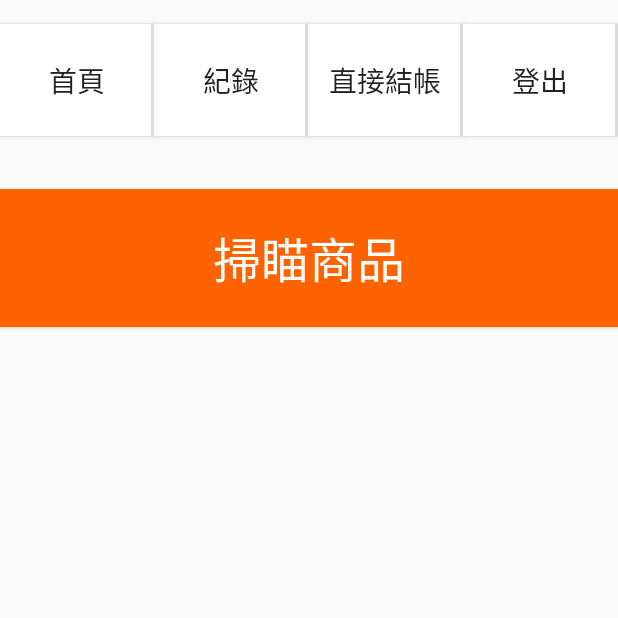
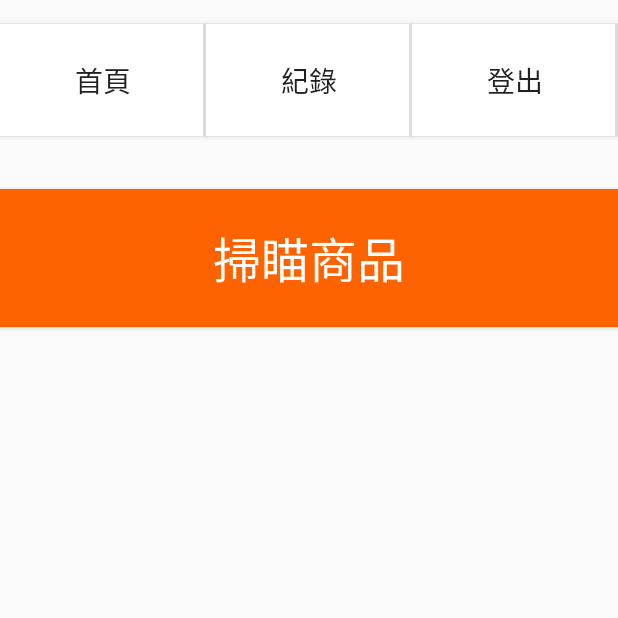
Before and after one commit to Howard0905z/GamaPOS_V2S, an Android app: the MainActivity screen opened directly, with no data from a screen before it, on a phone screen of 412 x 824 dp, the top half of it. Run offline under Robolectric (Android 15) with nearby library versions, the phone set to English and light mode, and no system bars.

Commit message:
feature:隱藏直接結帳功能

```diff
--- a/app/src/main/java/com/example/GamaPOS_V2S/CheckoutActivity.java
+++ b/app/src/main/java/com/example/GamaPOS_V2S/CheckoutActivity.java
@@ -60,8 +60,8 @@ import tw.com.mypay.common.Constant;
 
 public class CheckoutActivity extends AppCompatActivity implements ActivityCompat.OnRequestPermissionsResultCallback {
 
-    private static final String PACKAGE_NAME = "tw.com.mypay.tap.dev"; //測試
-    //private static final String PACKAGE_NAME = "tw.com.mypay.tap"; //正式
+    //private static final String PACKAGE_NAME = "tw.com.mypay.tap.dev"; //測試
+    private static final String PACKAGE_NAME = "tw.com.mypay.tap"; //正式
     private static final String TARGET_ACTIVITY_NAME = "tw.com.mypay.MainActivity";
 
     private static final int LINE_PAY_REQUEST_CODE = 1;
--- a/app/src/main/java/com/example/GamaPOS_V2S/GamaPosRequest.java
+++ b/app/src/main/java/com/example/GamaPOS_V2S/GamaPosRequest.java
@@ -9,8 +9,8 @@ public class GamaPosRequest {
 
     private String printMode;
     private String userId = "2";
-    private String storeUid = "910022190001"; //商務代號
-    //private String storeUid = "662943700001"; //商務代號
+    //private String storeUid = "910022190001"; //商務代號
+    private String storeUid = "662943700001"; //商務代號
     private String currency = "TWD";
     private List<Item> itemList;  // 添加 itemList
     private Invoice invoice;
--- a/app/src/main/java/com/example/GamaPOS_V2S/TransactionDetailActivity.java
+++ b/app/src/main/java/com/example/GamaPOS_V2S/TransactionDetailActivity.java
@@ -34,8 +34,8 @@ import tw.com.mypay.common.Constant;
 public class TransactionDetailActivity extends AppCompatActivity {
 
     private static final String TAG = "TransactionDetailActivity";
-    private static final String PACKAGE_NAME = "tw.com.mypay.tap.dev"; // 測試
-    //private static final String PACKAGE_NAME = "tw.com.mypay.tap"; //正式
+    //private static final String PACKAGE_NAME = "tw.com.mypay.tap.dev"; // 測試
+    private static final String PACKAGE_NAME = "tw.com.mypay.tap"; //正式
     private static final String TARGET_ACTIVITY_NAME = "tw.com.mypay.MainActivity";
     private static final int REFUND_REQUEST_CODE = 1;
 
--- a/app/src/main/res/layout/activity_main.xml
+++ b/app/src/main/res/layout/activity_main.xml
@@ -40,7 +40,8 @@
             android:layout_weight="1"
             android:background="@drawable/button_background"
             android:text="直接結帳"
-            android:textSize="28px" />
+            android:textSize="28px"
+            android:visibility="gone"/>
 
         <Button
             android:id="@+id/button_logout"
```
Also changed, not shown: 1 other file.
